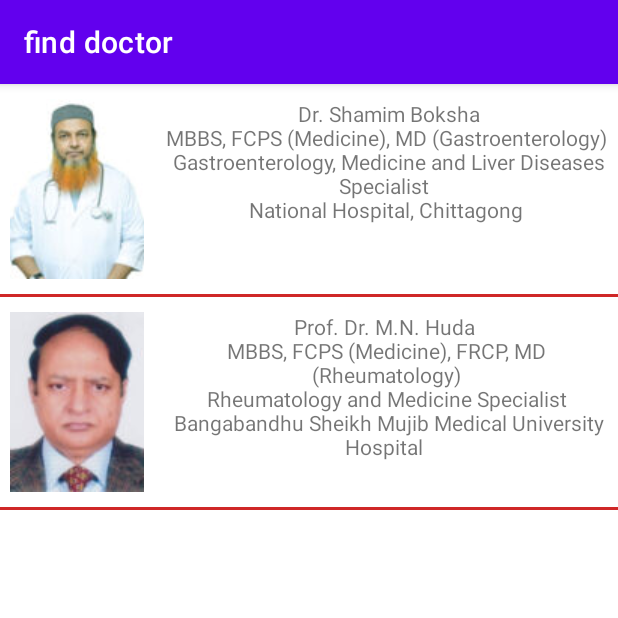
After one commit to Mustakim-lab/Find-Doctor, an Android app: the CorunaDoctor screen opened directly, with no data from a screen before it, on a phone screen of 412 x 824 dp, the top half of it. The commit adds this screen. Run offline under Robolectric (Android 15) with nearby library versions, the phone set to English and light mode, and no system bars.

Commit message:
doctorlist complete

```diff
--- a/app/src/main/AndroidManifest.xml
+++ b/app/src/main/AndroidManifest.xml
@@ -9,6 +9,9 @@
         android:roundIcon="@mipmap/ic_launcher_round"
         android:supportsRtl="true"
         android:theme="@style/Theme.FindDoctor">
+        <activity
+            android:name=".CorunaDoctor"
+            android:exported="false" />
         <activity
             android:name=".HelthActivity"
             android:exported="false" />
--- /dev/null
+++ b/app/src/main/java/com/example/finddoctor/Adapter/CorunaDoctorList.java
@@ -0,0 +1,53 @@
+package com.example.finddoctor.Adapter;
+
+import android.content.Context;
+import android.view.LayoutInflater;
+import android.view.View;
+import android.view.ViewGroup;
+import android.widget.BaseAdapter;
+import android.widget.ImageView;
+import android.widget.TextView;
+
+import com.example.finddoctor.R;
+
+public class CorunaDoctorList extends BaseAdapter {
+    Context context;
+    String[] name;
+    int[] photo;
+    LayoutInflater inflater;
+
+    public CorunaDoctorList(Context context, String[] name, int[] photo) {
+        this.context = context;
+        this.name = name;
+        this.photo = photo;
+    }
+
+    @Override
+    public int getCount() {
+        return name.length;
+    }
+
+    @Override
+    public Object getItem(int position) {
+        return null;
+    }
+
+    @Override
+    public long getItemId(int position) {
+        return 0;
+    }
+
+    @Override
+    public View getView(int position, View convertView, ViewGroup parent) {
+        if (convertView==null){
+            inflater= (LayoutInflater) context.getSystemService(Context.LAYOUT_INFLATER_SERVICE);
+            convertView=inflater.inflate(R.layout.simple_layout_coruna_doctor,parent,false);
+        }
+        ImageView imageView=convertView.findViewById(R.id.corunaDocotrimageView_ID);
+        TextView textView=convertView.findViewById(R.id.corunaDoctorPText_ID);
+
+        imageView.setImageResource(photo[position]);
+        textView.setText(name[position]);
+        return convertView;
+    }
+}
--- /dev/null
+++ b/app/src/main/java/com/example/finddoctor/CorunaDoctor.java
@@ -0,0 +1,36 @@
+package com.example.finddoctor;
+
+import androidx.appcompat.app.AppCompatActivity;
+
+import android.content.Intent;
+import android.os.Bundle;
+import android.view.View;
+import android.widget.Adapter;
+import android.widget.AdapterView;
+import android.widget.ListView;
+
+import com.example.finddoctor.Adapter.CorunaDoctorList;
+
+public class CorunaDoctor extends AppCompatActivity {
+    private ListView listView;
+    String[] name;
+    int[] photo={R.drawable.shamim,R.drawable.huda};
+    @Override
+    protected void onCreate(Bundle savedInstanceState) {
+        super.onCreate(savedInstanceState);
+        setContentView(R.layout.activity_coruna_doctor);
+
+        name=getResources().getStringArray(R.array.coruna_doctor);
+        listView=findViewById(R.id.corunaListView_ID);
+        CorunaDoctorList corunaDoctorList=new CorunaDoctorList(CorunaDoctor.this,name,photo);
+        listView.setAdapter(corunaDoctorList);
+
+        listView.setOnItemClickListener(new AdapterView.OnItemClickListener() {
+            @Override
+            public void onItemClick(AdapterView<?> parent, View view, int position, long id) {
+                Intent intent=new Intent(CorunaDoctor.this,serilaIntroduction.class);
+                startActivity(intent);
+            }
+        });
+    }
+}
--- a/app/src/main/java/com/example/finddoctor/doctorList.java
+++ b/app/src/main/java/com/example/finddoctor/doctorList.java
@@ -1,14 +1,28 @@
 package com.example.finddoctor;
 
 import androidx.appcompat.app.AppCompatActivity;
+import androidx.cardview.widget.CardView;
 
+import android.content.Intent;
 import android.os.Bundle;
+import android.view.View;
 
-public class doctorList extends AppCompatActivity {
-
+public class doctorList extends AppCompatActivity implements View.OnClickListener {
+    private CardView korunaCard;
     @Override
     protected void onCreate(Bundle savedInstanceState) {
         super.onCreate(savedInstanceState);
         setContentView(R.layout.activity_doctor_list);
+
+        korunaCard=findViewById(R.id.coruna_ID);
+        korunaCard.setOnClickListener(this);
+    }
+
+    @Override
+    public void onClick(View v) {
+        if (v.getId()==R.id.coruna_ID){
+            Intent intent=new Intent(doctorList.this,CorunaDoctor.class);
+            startActivity(intent);
+        }
     }
 }
--- /dev/null
+++ b/app/src/main/res/layout/activity_coruna_doctor.xml
@@ -0,0 +1,18 @@
+<?xml version="1.0" encoding="utf-8"?>
+<LinearLayout xmlns:android="http://schemas.android.com/apk/res/android"
+    xmlns:app="http://schemas.android.com/apk/res-auto"
+    xmlns:tools="http://schemas.android.com/tools"
+    android:layout_width="match_parent"
+    android:layout_height="match_parent"
+    android:orientation="vertical"
+    tools:context=".CorunaDoctor">
+
+   <ListView
+       android:layout_width="match_parent"
+       android:layout_height="match_parent"
+       android:id="@+id/corunaListView_ID"
+       android:dividerHeight="2dp"
+       android:divider="#CF2727">
+   </ListView>
+
+</LinearLayout>
--- /dev/null
+++ b/app/src/main/res/layout/simple_layout_coruna_doctor.xml
@@ -0,0 +1,43 @@
+<?xml version="1.0" encoding="utf-8"?>
+<LinearLayout xmlns:android="http://schemas.android.com/apk/res/android"
+    android:layout_width="match_parent"
+    android:layout_height="match_parent"
+    android:orientation="vertical">
+
+
+    <LinearLayout
+        android:layout_width="match_parent"
+        android:layout_height="wrap_content"
+        android:weightSum="4"
+        android:orientation="horizontal"
+        android:layout_marginTop="10dp"
+        android:layout_marginBottom="10dp">
+        <ImageView
+            android:layout_width="0dp"
+            android:layout_height="wrap_content"
+            android:src="@mipmap/ic_launcher_round"
+            android:id="@+id/corunaDocotrimageView_ID"
+            android:layout_weight="1">
+
+        </ImageView>
+        <LinearLayout
+            android:layout_width="0dp"
+            android:layout_weight="3"
+            android:layout_height="wrap_content"
+            android:weightSum="3"
+            android:orientation="vertical">
+            <TextView
+                android:layout_width="match_parent"
+                android:layout_height="wrap_content"
+                android:id="@+id/corunaDoctorPText_ID"
+                android:gravity="center_horizontal"
+                android:text="Hello my name is">
+
+            </TextView>
+
+
+        </LinearLayout>
+
+    </LinearLayout>
+
+</LinearLayout>
--- a/app/src/main/res/values/strings.xml
+++ b/app/src/main/res/values/strings.xml
@@ -80,4 +80,18 @@ For the prophylaxis of:
         </item>
     </string-array>
 
+    <string-array name="coruna_doctor">
+        <item>
+            <br><b>Dr. Shamim Boksha\n</b></br>MBBS, FCPS (Medicine), MD (Gastroenterology)\n
+Gastroenterology, Medicine and Liver Diseases Specialist \n
+National Hospital, Chittagong
+        </item>
+
+        <item><br><b>Prof. Dr. M.N. Huda \n</b></br>MBBS, FCPS (Medicine), FRCP, MD (Rheumatology)\n
+        Rheumatology and Medicine Specialist \n
+        Bangabandhu Sheikh Mujib Medical University Hospital
+
+        </item>
+    </string-array>
+
 </resources>
```
Also changed, not shown: app/src/main/res/drawable/huda.jpg (added), app/src/main/res/drawable/shamim.jpg (added).
